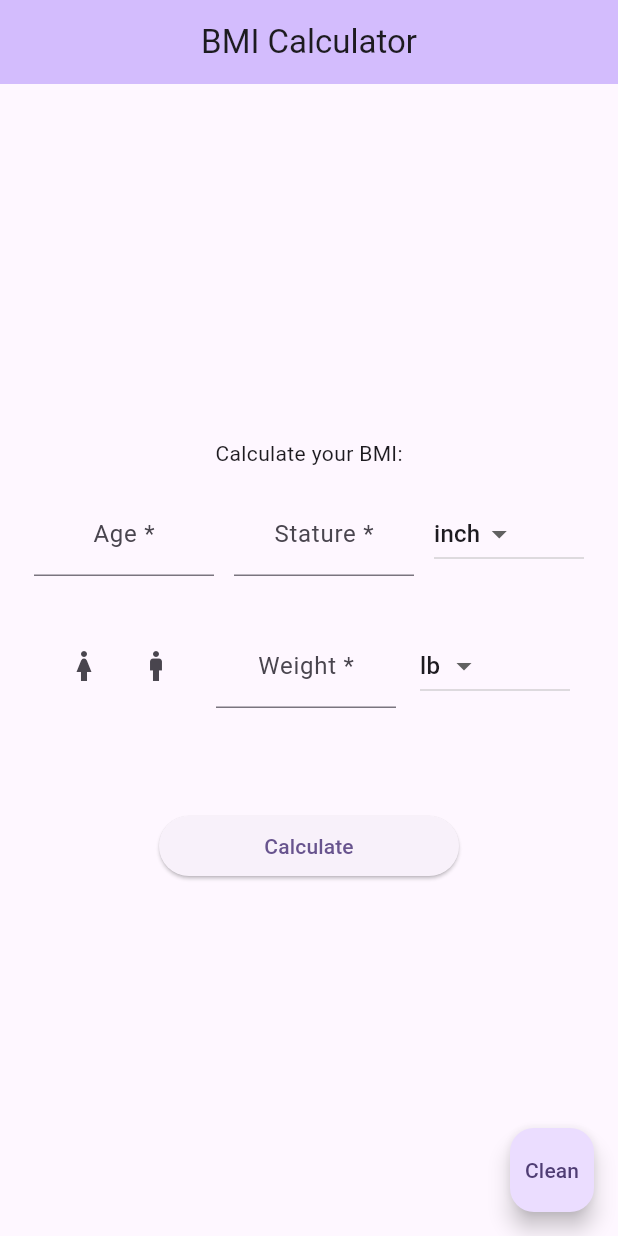
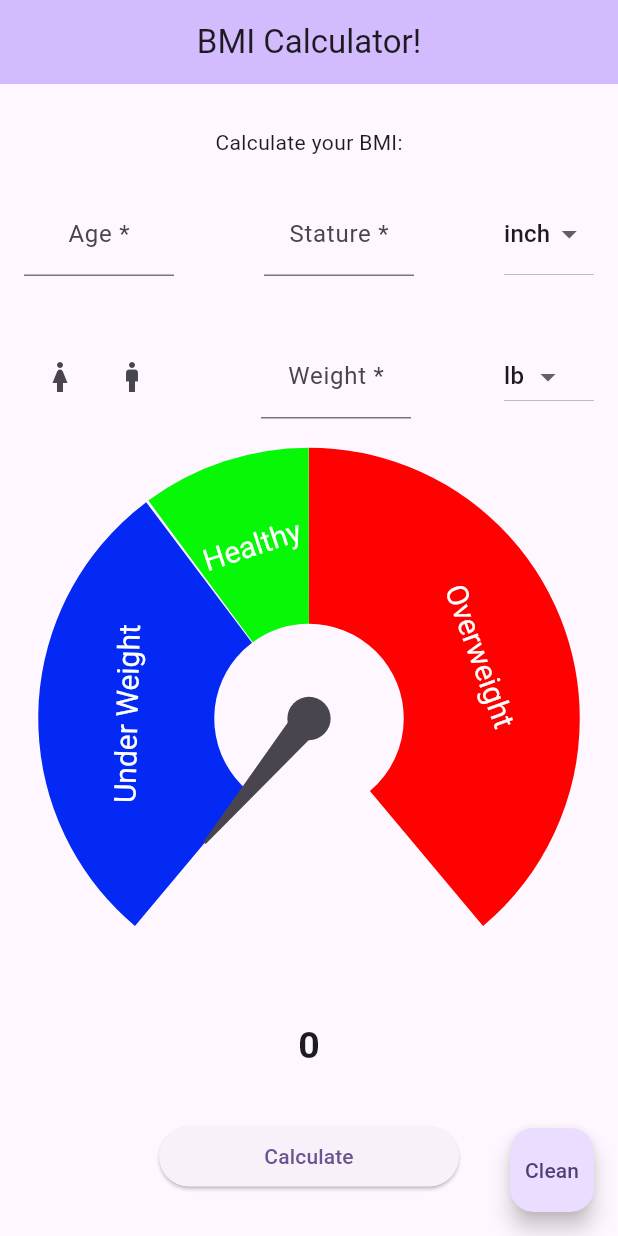
Before and after one commit to niltonsilvafilho/calculatorBMI, a Flutter app: the screen it shows after launch, on a phone screen of 412 x 824 dp. Run offline on Flutter 3.47's test engine with Material 3 defaults, Android fonts, the phone set to English and light mode, and no system bars; drawn by our look-alikes of syncfusion_flutter_gauges.

Commit message:
add gauge chart

```diff
--- a/lib/main.dart
+++ b/lib/main.dart
@@ -1,4 +1,5 @@
 import 'package:flutter/material.dart';
+import 'package:syncfusion_flutter_gauges/gauges.dart';
 
 void main() {
   runApp(const MyApp());
@@ -15,7 +16,7 @@ class MyApp extends StatelessWidget {
       theme: ThemeData(
         colorScheme: ColorScheme.fromSeed(seedColor: Colors.deepPurple),
       ),
-      home: const MyHomePage(title: 'BMI Calculator'),
+      home: const MyHomePage(title: 'BMI Calculator!'),
     );
   }
 }
@@ -35,7 +36,7 @@ class _MyHomePageState extends State<MyHomePage> {
   TextEditingController controllerWeight = TextEditingController();
   TextEditingController controllerStature = TextEditingController();
   TextEditingController controllerAge = TextEditingController();
-  String resultBMI = '';
+  String resultBMI = '0';
 
   @override
   Widget build(BuildContext context) {
@@ -70,10 +71,10 @@ class _MyHomePageState extends State<MyHomePage> {
               ),
               const SizedBox(height: 16),
               Row(
-                mainAxisAlignment: MainAxisAlignment.spaceEvenly,
+                mainAxisAlignment: MainAxisAlignment.spaceBetween,
                 children: [
                   SizedBox(
-                    width: 120,
+                    width: 100,
                     child: TextFormField(
                       keyboardType: const TextInputType.numberWithOptions(),
                       controller: controllerAge,
@@ -84,9 +85,8 @@ class _MyHomePageState extends State<MyHomePage> {
                           border: UnderlineInputBorder()),
                     ),
                   ),
-                  const SizedBox(height: 16),
                   SizedBox(
-                    width: 120,
+                    width: 100,
                     child: TextFormField(
                       keyboardType: const TextInputType.numberWithOptions(),
                       controller: controllerStature,
@@ -98,10 +98,10 @@ class _MyHomePageState extends State<MyHomePage> {
                       textAlign: TextAlign.center,
                     ),
                   ),
-                  const SizedBox(height: 32),
                   SizedBox(
-                    width: 100,
+                    width: 60,
                     child: DropdownButton(
+                      itemHeight: 70,
                       value: dropdownvalueStature,
                       items: itemsStature.map((String items) {
                         return DropdownMenuItem(
@@ -120,7 +120,7 @@ class _MyHomePageState extends State<MyHomePage> {
               ),
               const SizedBox(height: 32),
               Row(
-                mainAxisAlignment: MainAxisAlignment.spaceEvenly,
+                mainAxisAlignment: MainAxisAlignment.spaceBetween,
                 children: [
                   Row(
                     mainAxisAlignment: MainAxisAlignment.center,
@@ -136,7 +136,7 @@ class _MyHomePageState extends State<MyHomePage> {
                     ],
                   ),
                   SizedBox(
-                    width: 120,
+                    width: 100,
                     child: TextFormField(
                       keyboardType: const TextInputType.numberWithOptions(),
                       controller: controllerWeight,
@@ -148,7 +148,7 @@ class _MyHomePageState extends State<MyHomePage> {
                     ),
                   ),
                   SizedBox(
-                    width: 100,
+                    width: 60,
                     child: DropdownButton(
                       value: dropdownvalueWeight,
                       items: itemsWeight.map((String items) {
@@ -165,6 +165,60 @@ class _MyHomePageState extends State<MyHomePage> {
                     ),
                   ),
                 ],
+              ),
+              Container(
+                width: 500,
+                height: 400,
+                child: SfRadialGauge(
+                  axes: <RadialAxis>[
+                    RadialAxis(
+                        showLabels: false,
+                        showAxisLine: false,
+                        showTicks: false,
+                        minimum: 0,
+                        maximum: 50,
+                        ranges: <GaugeRange>[
+                          GaugeRange(
+                              startValue: 0,
+                              endValue: 18.4,
+                              color: Color.fromARGB(255, 5, 41, 245),
+                              label: 'Under Weight',
+                              sizeUnit: GaugeSizeUnit.factor,
+                              labelStyle: GaugeTextStyle(
+                                  fontFamily: 'Times', fontSize: 20),
+                              startWidth: 0.65,
+                              endWidth: 0.65),
+                          GaugeRange(
+                            startValue: 18.5,
+                            endValue: 24.99,
+                            color: Color.fromARGB(255, 7, 248, 7),
+                            label: 'Healthy',
+                            labelStyle: GaugeTextStyle(
+                                fontFamily: 'Times', fontSize: 20),
+                            startWidth: 0.65,
+                            endWidth: 0.65,
+                            sizeUnit: GaugeSizeUnit.factor,
+                          ),
+                          GaugeRange(
+                            startValue: 25.0,
+                            endValue: 50,
+                            color: Color.fromARGB(255, 255, 1, 1),
+                            label: 'Overweight',
+                            labelStyle: GaugeTextStyle(
+                                fontFamily: 'Times', fontSize: 20),
+                            sizeUnit: GaugeSizeUnit.factor,
+                            startWidth: 0.65,
+                            endWidth: 0.65,
+                          ),
+                        ],
+                        pointers: <GaugePointer>[
+                          NeedlePointer(
+                            value: double.parse(resultBMI),
+                            enableAnimation: true,
+                          )
+                        ])
+                  ],
+                ),
               ),
               Text(
                 resultBMI,
@@ -193,7 +247,7 @@ class _MyHomePageState extends State<MyHomePage> {
       floatingActionButton: FloatingActionButton(
         onPressed: () {
           setState(() {
-            resultBMI = '';
+            resultBMI = '0';
           });
         },
         tooltip: 'clean',
```
Also changed, not shown: pubspec.yaml (+3 -7 lines), pubspec.lock.
